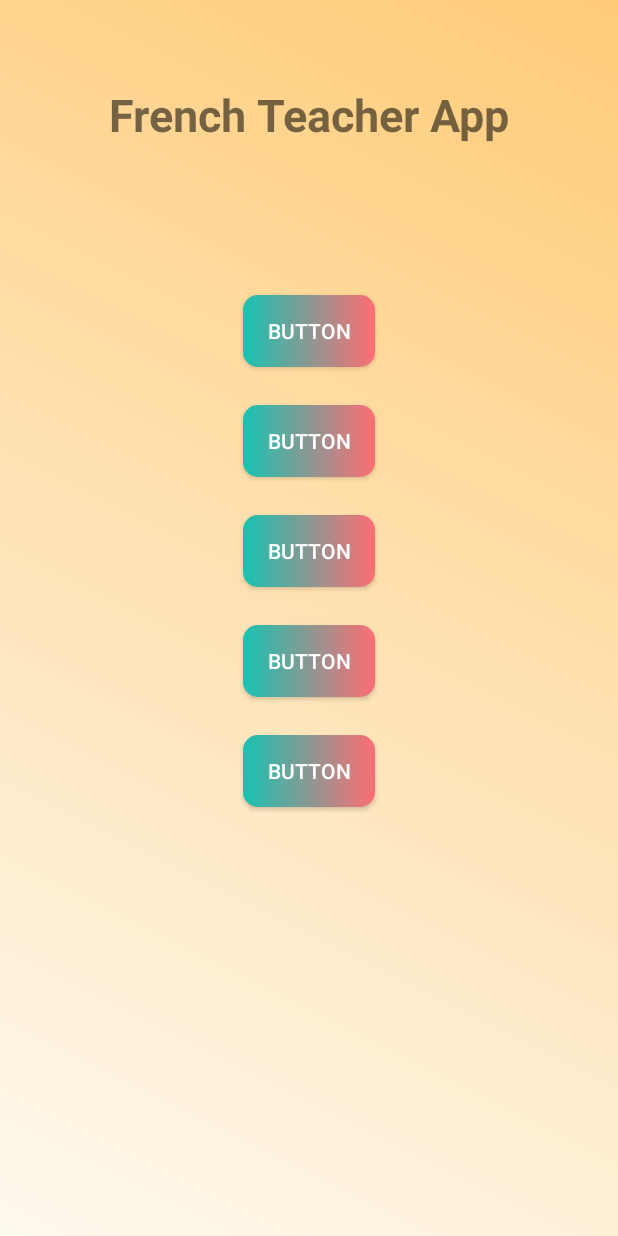
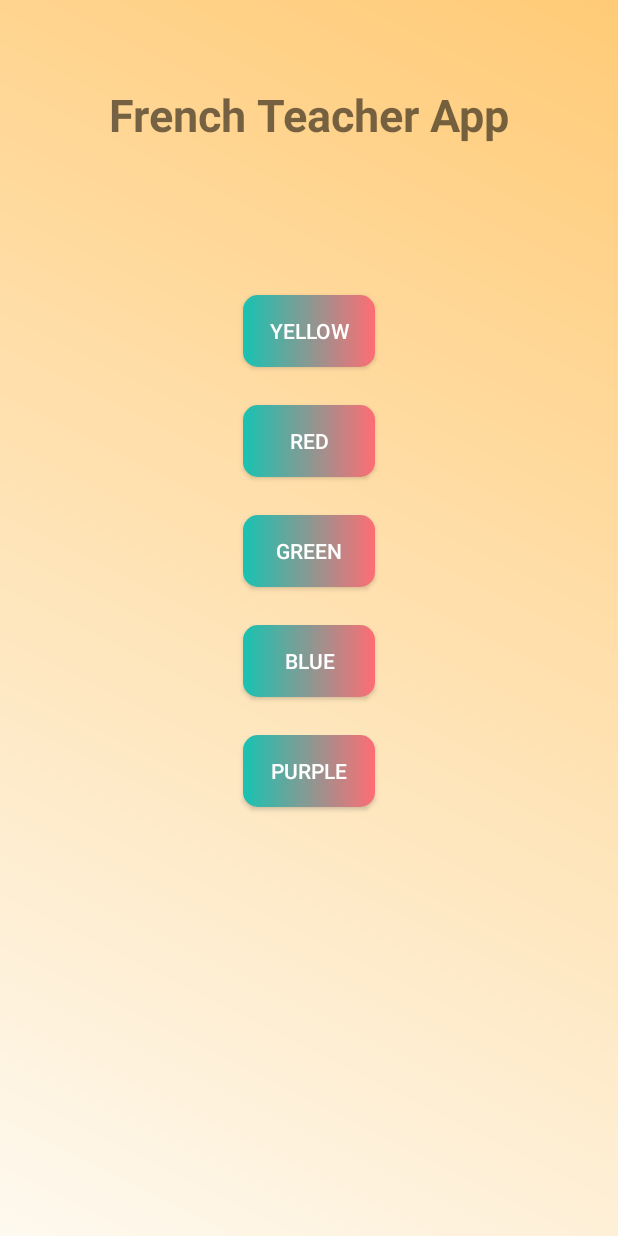
Before and after one commit to Aman7766/android-french-teacher, an Android app: the screen it shows after launch (MainActivity), on a phone screen of 412 x 824 dp. Run offline under Robolectric (Android 15) with nearby library versions, the phone set to English and light mode, and no system bars.

Commit message:
Text Added

```diff
--- a/app/src/main/res/layout/activity_main.xml
+++ b/app/src/main/res/layout/activity_main.xml
@@ -13,7 +13,7 @@
 
       android:layout_marginTop="100dp"
 
-      android:text="Button"
+      android:text="Yellow"
       app:layout_constraintEnd_toEndOf="parent"
       app:layout_constraintStart_toStartOf="parent"
       app:layout_constraintTop_toBottomOf="@+id/textView" />
@@ -25,7 +25,7 @@
 
 
 
-      android:text="Button"
+      android:text="purple"
       app:layout_constraintEnd_toEndOf="parent"
       app:layout_constraintStart_toStartOf="parent"
       app:layout_constraintTop_toBottomOf="@+id/button4" />
@@ -36,7 +36,7 @@
 
 
 
-      android:text="Button"
+      android:text="Blue"
       app:layout_constraintEnd_toEndOf="parent"
       app:layout_constraintStart_toStartOf="parent"
       app:layout_constraintTop_toBottomOf="@+id/button5" />
@@ -47,7 +47,7 @@
 
 
 
-      android:text="Button"
+      android:text="green"
       app:layout_constraintEnd_toEndOf="parent"
       app:layout_constraintStart_toStartOf="parent"
       app:layout_constraintTop_toBottomOf="@+id/button" />
@@ -55,7 +55,7 @@
   <Button
       android:id="@+id/button"
       style="@style/btn_style"
-      android:text="Button"
+      android:text="REd"
       app:layout_constraintEnd_toEndOf="parent"
       app:layout_constraintStart_toStartOf="parent"
       app:layout_constraintTop_toBottomOf="@+id/button2" />
```
